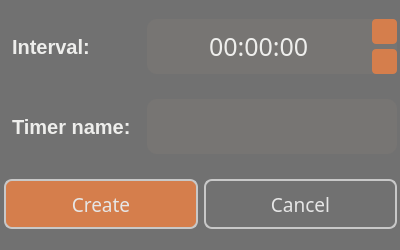
Above: SmartTimer/addtimerdialog.ui from secondYearProjects/SmartTimer before the change. Below: the same form after it.
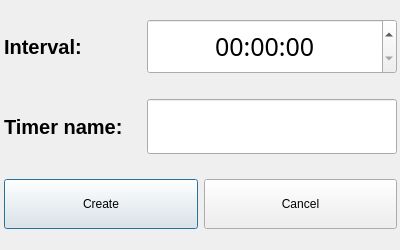
That is the form after the change. Icons and pictures are not drawn.

The edit to the form file:
```diff
--- a/SmartTimer/addtimerdialog.ui
+++ b/SmartTimer/addtimerdialog.ui
@@ -39,79 +39,7 @@
     </rect>
    </property>
    <property name="styleSheet">
-    <string notr="true">QWidget#DialogGrid {
-	
-	background-color: rgb(113, 113, 113);
-
-}
-
-QLabel {
-	color: rgb(238, 238, 236);
-	font: bold;
-	margin-left: 3px;
-}
-
-QPushButton {
-	background-color: rgb(113, 113, 113);	
-	border: 2px solid rgb(200,200,200);
-	border-radius: 8px;
-	
-	font: 14pt bold;
-	color: rgb(230,230,230);
-}
-
-QPushButton#createButton {
-	
-	background-color: rgb(213, 126, 76);
-}
-
-QPushButton#createButton:hover {
-	background-color: rgb(220, 136, 86);
-}
-
-QPushButton#cancelButton:hover {
-	background-color: rgb(123, 123, 123);
-}
-
-QLineEdit {
-	border-radius: 10px;
-	color: rgb(238, 238, 236);
-	background-color: rgb(255, 204, 157,10);
-}
-
-QTimeEdit {
-	border-radius: 10px;
-	color: rgb(238, 238, 236);
-	font: 19pt bold;
-	background-color: rgb(255, 204, 157,10);
-}
-
-QTimeEdit::up-button  {
-	subcontrol-origin: border;
-	 subcontrol-position: top right;	
-
-	background-color: rgb(213, 126, 76);
-	width: 25px;
-	height: 25px;
-	border-width: 3px;
-	border-color: rgb(85, 87, 83);
-	border-radius: 4px;
-
-	margin-bottom: 2px;
-}
-
-QTimeEdit::down-button  {
-	subcontrol-origin: border;
-	subcontrol-position: bottom right;
-
-	background-color: rgb(213, 126, 76);
-	width: 25px;
-	height: 25px;
-	border-width: 3px;
-	border-color: rgb(85, 87, 83);
-	border-radius: 4px;
-	margin-top: 2px;
-}
+    <string notr="true">
 
 </string>
    </property>
```
